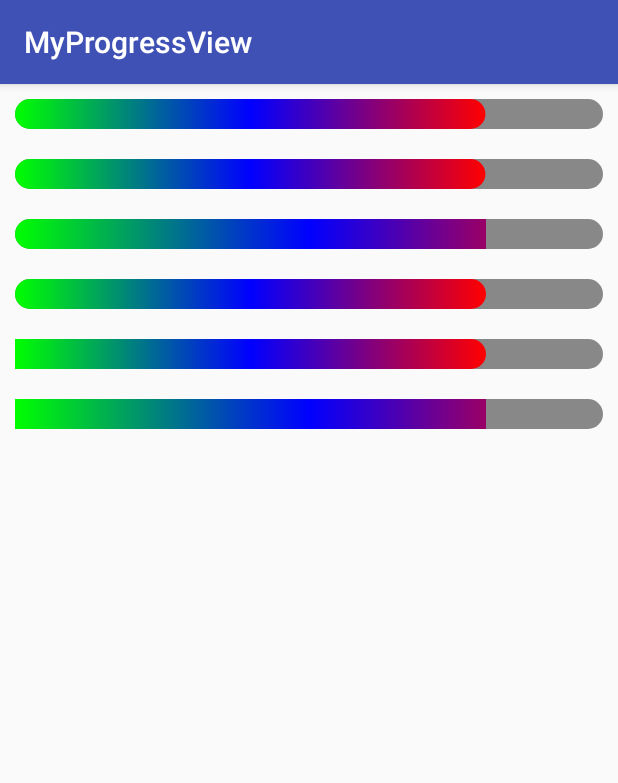
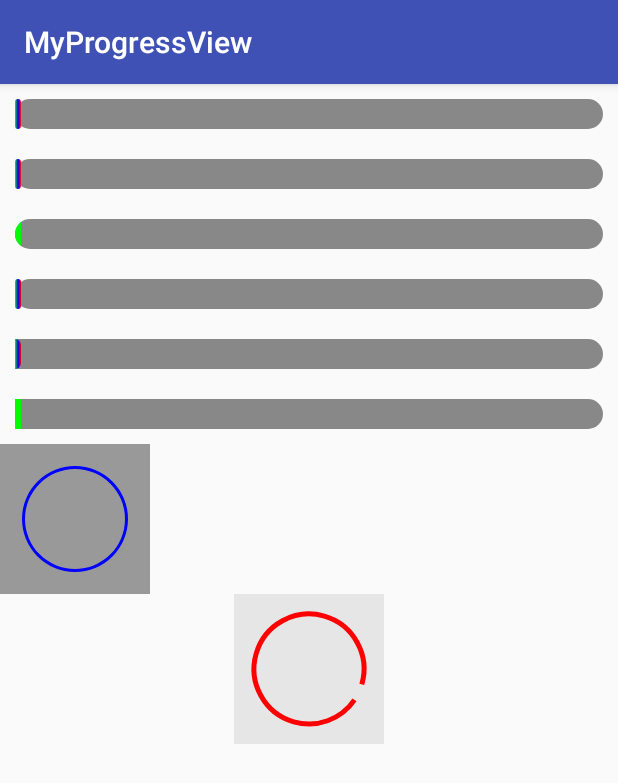
Before and after one commit to Ablexq/MyProgressView, an Android app: the screen it shows after launch (MainActivity), on a phone screen of 412 x 824 dp. Shown: the top 783 px of the screen. Run offline under Robolectric (Android 15) with nearby library versions, the phone set to English and light mode, and no system bars.

Commit message:
添加图片

```diff
--- a/app/src/main/java/com/xq/myprogressview/MainActivity.java
+++ b/app/src/main/java/com/xq/myprogressview/MainActivity.java
@@ -1,9 +1,14 @@
 package com.xq.myprogressview;
 
+import android.animation.ValueAnimator;
 import android.support.v7.app.AppCompatActivity;
 import android.os.Bundle;
+import android.view.View;
+import android.view.animation.LinearInterpolator;
+import android.widget.ProgressBar;
 
 import com.xq.myprogressview.view.MyDynamicProgressView;
+import com.xq.myprogressview.view.MyLoadingView;
 import com.xq.myprogressview.view.MyStaticProgressView;
 
 public class MainActivity extends AppCompatActivity {
@@ -15,9 +20,35 @@ public class MainActivity extends AppCompatActivity {
 
 
         MyDynamicProgressView myProgressView1 = ((MyDynamicProgressView) this.findViewById(R.id.myview1));
-        myProgressView1.setDynamicPercent(80);
+        myProgressView1.setDynamicPercent(1);
 
         MyStaticProgressView myProgressView2 = ((MyStaticProgressView) this.findViewById(R.id.myview2));
-        myProgressView2.setStaticProgress(80);
+        myProgressView2.setStaticProgress(1);
+
+
+        final ProgressBar progressBar = (ProgressBar) this.findViewById(R.id.myview7);
+
+        ValueAnimator progressAnimator = ValueAnimator.ofInt(0, 100);
+        progressAnimator.setDuration(5000);
+        progressAnimator.setInterpolator(new LinearInterpolator());
+        progressAnimator.addUpdateListener(new ValueAnimator.AnimatorUpdateListener() {
+            @Override
+            public void onAnimationUpdate(ValueAnimator valueAnimator) {
+                int animatedValue = (int) valueAnimator.getAnimatedValue();
+
+                progressBar.setProgress(animatedValue);
+            }
+        });
+        progressAnimator.start();
+
+        final MyLoadingView myLoadingView = (MyLoadingView) this.findViewById(R.id.myloadingview);
+        myLoadingView.setProgress(100);
+        myLoadingView.setOnClickListener(new View.OnClickListener() {
+            @Override
+            public void onClick(View v) {
+                myLoadingView.setProgress(100);
+            }
+        });
+
     }
 }
--- /dev/null
+++ b/app/src/main/java/com/xq/myprogressview/view/MyLoadingView.java
@@ -0,0 +1,132 @@
+package com.xq.myprogressview.view;
+
+import android.animation.ValueAnimator;
+import android.content.Context;
+import android.graphics.Canvas;
+import android.graphics.Color;
+import android.graphics.Paint;
+import android.graphics.RectF;
+import android.support.annotation.Nullable;
+import android.util.AttributeSet;
+import android.view.View;
+import android.view.animation.AccelerateDecelerateInterpolator;
+import android.view.animation.BounceInterpolator;
+import android.view.animation.LinearInterpolator;
+
+/**
+ * Created by lenovo on 2018/7/16.
+ */
+
+public class MyLoadingView extends View {
+
+    private static final int DEFAULT_WIDTH = 600;
+    private static final int DEFAULT_HEIGHT = 300;
+
+    /**
+     * 当前进度
+     */
+    private int mProgress = 0;
+    /**
+     * 最大进度
+     */
+    private static final int maxProgress = 100;
+    private static final int minProgress = 0;
+    private RectF mRectF;
+    private Paint circlePaint;
+
+    public MyLoadingView(Context context) {
+        super(context);
+        init();
+    }
+
+    public MyLoadingView(Context context, @Nullable AttributeSet attrs) {
+        super(context, attrs);
+        init();
+    }
+
+    public MyLoadingView(Context context, @Nullable AttributeSet attrs, int defStyleAttr) {
+        super(context, attrs, defStyleAttr);
+        init();
+    }
+
+    private void init() {
+        circlePaint = new Paint();
+        circlePaint.setColor(Color.RED);
+        circlePaint.setStrokeWidth(5);
+        circlePaint.setAntiAlias(true);
+        circlePaint.setStyle(Paint.Style.STROKE);
+    }
+
+    @Override
+    protected void onMeasure(int widthMeasureSpec, int heightMeasureSpec) {
+        int width = getProperSize(DEFAULT_WIDTH, widthMeasureSpec);
+        int height = getProperSize(DEFAULT_HEIGHT, heightMeasureSpec);
+        setMeasuredDimension(width, height);
+    }
+
+    private int getProperSize(int defaultSize, int measureSpec) {
+        int result;
+        int mode = MeasureSpec.getMode(measureSpec);
+        int size = MeasureSpec.getSize(measureSpec);
+
+        if (mode == MeasureSpec.EXACTLY) {
+            result = size;
+        } else {
+            result = defaultSize;
+            if (mode == MeasureSpec.AT_MOST) {
+                result = Math.min(result, size);
+            }
+        }
+
+        return result;
+    }
+
+    @Override
+    protected void onSizeChanged(int w, int h, int oldw, int oldh) {
+        super.onSizeChanged(w, h, oldw, oldh);
+
+        System.out.println("w=======================" + w);
+        System.out.println("h=======================" + h);
+        mRectF = new RectF();
+        mRectF.left = 20;
+        mRectF.top = 20;
+        mRectF.right = w - 20;
+        mRectF.bottom = h - 20;
+
+    }
+
+    /**
+     * 起始角度
+     */
+    private static final float startAngle = -90;
+
+    @Override
+    protected void onDraw(Canvas canvas) {
+        float precent = 1.0f * mProgress / maxProgress;//当前完成百分比
+        //mRectF是代表整个view的范围
+        canvas.drawArc(mRectF, startAngle - 270 * precent, -(60 + precent * 300), false, circlePaint);
+    }
+
+    public void setProgress(int progress) {
+        if (progress < minProgress) {
+            this.mProgress = 0;
+        }
+        if (progress > maxProgress) {
+            this.mProgress = 100;
+        }
+
+        this.mProgress = progress;
+        ValueAnimator progressAnimator = ValueAnimator.ofInt(0, mProgress);
+        progressAnimator.setDuration(5000);
+        progressAnimator.setRepeatCount(ValueAnimator.INFINITE);
+        progressAnimator.setInterpolator(new AccelerateDecelerateInterpolator());
+        progressAnimator.addUpdateListener(new ValueAnimator.AnimatorUpdateListener() {
+            @Override
+            public void onAnimationUpdate(ValueAnimator valueAnimator) {
+                mProgress = (int) valueAnimator.getAnimatedValue();
+                invalidate();
+            }
+        });
+        progressAnimator.start();
+    }
+}
--- /dev/null
+++ b/app/src/main/res/drawable/circle_progressbar.xml
@@ -0,0 +1,9 @@
+<?xml version="1.0" encoding="utf-8"?>
+<shape xmlns:android="http://schemas.android.com/apk/res/android"
+    android:innerRadiusRatio="3"
+    android:shape="ring"
+    android:thickness="2dp"
+    android:useLevel="true">
+
+    <solid android:color="#0000ff" />
+</shape>
--- a/app/src/main/res/layout/activity_main.xml
+++ b/app/src/main/res/layout/activity_main.xml
@@ -1,7 +1,12 @@
 <?xml version="1.0" encoding="utf-8"?>
-<LinearLayout xmlns:android="http://schemas.android.com/apk/res/android"
+<ScrollView xmlns:android="http://schemas.android.com/apk/res/android"
     android:layout_width="match_parent"
     android:layout_height="match_parent"
+    android:fillViewport="true">
+
+    <LinearLayout
+        android:layout_width="match_parent"
+        android:layout_height="wrap_content"
         android:orientation="vertical">
 
         <com.xq.myprogressview.view.MyDynamicProgressView
@@ -16,10 +21,11 @@
             android:layout_height="20dp"
             android:layout_margin="10dp" />
 
-    <!-- progress
+        <!-- mProgress
         圆角决定起点 clip/scale决定终点
         为clip 时 终点平头 ， 为scale 时 终点圆头   -->
 
+        <!-- ==============================左侧有圆角=================================== -->
         <!--clip  左侧有圆角-->
         <ProgressBar
             android:id="@+id/myview3"
@@ -28,7 +34,7 @@
             android:layout_height="20dp"
             android:layout_margin="10dp"
             android:max="100"
-        android:progress="80"
+            android:progress="1"
             android:progressDrawable="@drawable/layer_list_progress_drawable01" />
 
         <!--scale  左侧有圆角-->
@@ -39,9 +45,10 @@
             android:layout_height="20dp"
             android:layout_margin="10dp"
             android:max="100"
-        android:progress="80"
+            android:progress="1"
             android:progressDrawable="@drawable/layer_list_progress_drawable00" />
 
+        <!-- =============================左侧没圆角================================ -->
         <!--scale  左侧没圆角-->
         <ProgressBar
             android:id="@+id/myview5"
@@ -50,7 +57,7 @@
             android:layout_height="20dp"
             android:layout_margin="10dp"
             android:max="100"
-        android:progress="80"
+            android:progress="1"
             android:progressDrawable="@drawable/layer_list_progress_drawable10" />
 
         <!--clip  左侧没圆角-->
@@ -61,8 +68,25 @@
             android:layout_height="20dp"
             android:layout_margin="10dp"
             android:max="100"
-        android:progress="80"
+            android:progress="1"
             android:progressDrawable="@drawable/layer_list_progress_drawable11" />
 
+        <!-- =================================================================== -->
+        <ProgressBar
+            android:id="@+id/myview7"
+            style="@android:style/Widget.ProgressBar.Horizontal"
+            android:layout_width="100dp"
+            android:layout_height="100dp"
+            android:background="#999999"
+            android:max="100"
+            android:progress="60"
+            android:progressDrawable="@drawable/circle_progressbar" />
 
+        <com.xq.myprogressview.view.MyLoadingView
+            android:id="@+id/myloadingview"
+            android:layout_width="100dp"
+            android:layout_height="100dp"
+            android:layout_gravity="center"
+            android:background="#e6e6e6" />
     </LinearLayout>
+</ScrollView>
```
Also changed, not shown: 1 other file. Lines whose indentation alone changed are shown as unchanged.
